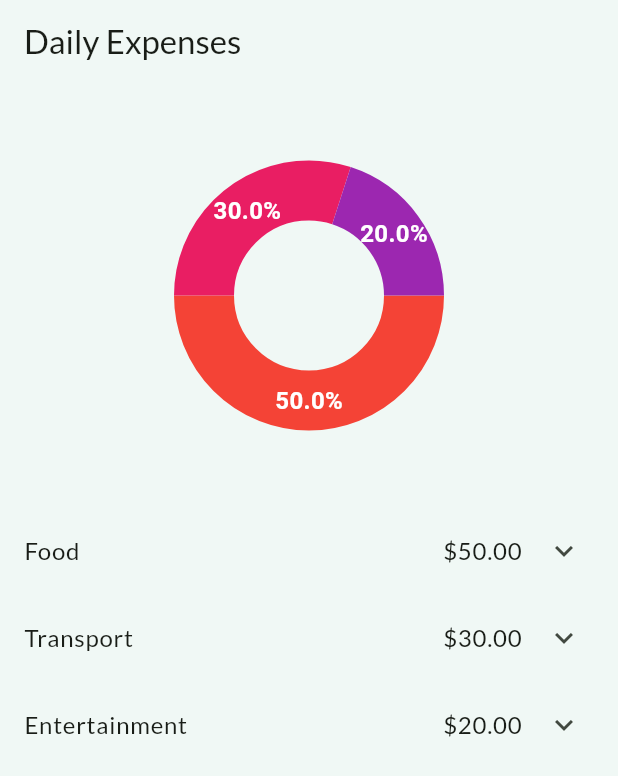
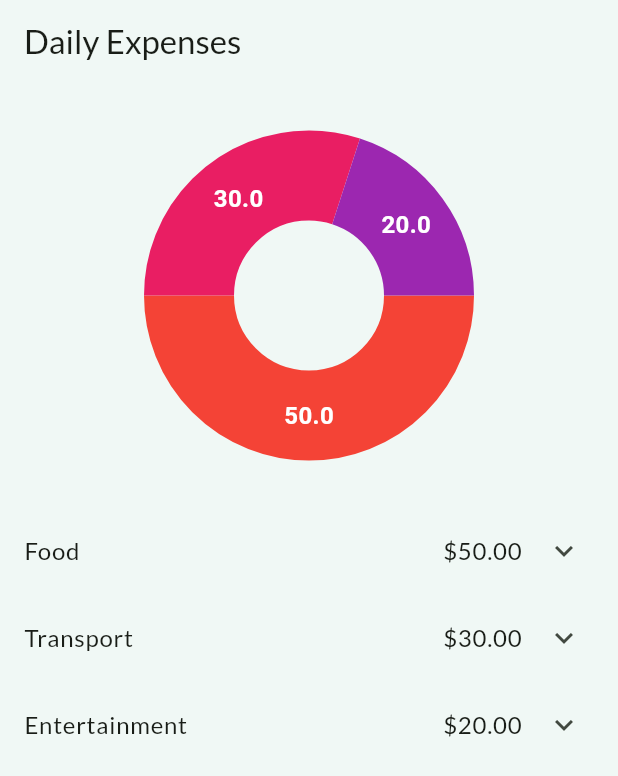
Before and after one commit to klouzhenk/finance_tracker, a Flutter app: the screen it shows after launch, on a phone screen of 412 x 824 dp. Shown: the top 776 px of the screen. Run offline on Flutter 3.47's test engine with Material 3 defaults, Android fonts, the phone set to English and light mode, and no system bars; drawn by our look-alikes of fl_chart; our stand-ins replace google_fonts, sqflite; accounts and stored records are empty.

Commit message:
Create components for elements in list with expenses and piechart

```diff
--- /dev/null
+++ b/lib/components/expense_tile.dart
@@ -0,0 +1,27 @@
+import 'package:finance_tracker/models/expense.dart';
+import 'package:flutter/material.dart';
+
+class ExpenseTile extends StatelessWidget {
+  const ExpenseTile({super.key, required this.expense});
+
+  final Expense expense;
+
+  @override
+  Widget build(BuildContext context) {
+    return ExpansionTile(
+      title: Row(
+        mainAxisAlignment: MainAxisAlignment.spaceBetween,
+        children: [
+          Text(expense.title),
+          Text('\$${expense.amount.toStringAsFixed(2)}'),
+        ],
+      ),
+      children: [
+        ListTile(
+          title: Text('Category: ${expense.category}'),
+          subtitle: Text('Date: ${expense.date}'),
+        ),
+      ],
+    );
+  }
+}
--- /dev/null
+++ b/lib/components/pie_chart.dart
@@ -0,0 +1,26 @@
+import 'package:fl_chart/fl_chart.dart';
+import 'package:flutter/material.dart';
+
+class ExpensePieChart extends StatelessWidget {
+  final List<PieChartSectionData> sections;
+
+  const ExpensePieChart({super.key, required this.sections});
+
+  @override
+  Widget build(BuildContext context) {
+    return Padding(
+      padding: const EdgeInsets.all(16.0),
+      child: SizedBox(
+        height: 250,
+        child: PieChart(
+          PieChartData(
+            sections: sections,
+            borderData: FlBorderData(show: false),
+            sectionsSpace: 0,
+            centerSpaceRadius: 50,
+          ),
+        ),
+      ),
+    );
+  }
+}
--- /dev/null
+++ b/lib/models/expense.dart
@@ -0,0 +1,8 @@
+class Expense {
+  final String title;
+  final double amount;
+  final String category;
+  final String date;
+
+  Expense(this.title, this.amount, this.category, this.date);
+}
--- a/lib/pages/expenses.dart
+++ b/lib/pages/expenses.dart
@@ -1,5 +1,8 @@
+import 'package:finance_tracker/components/expense_tile.dart';
+import 'package:finance_tracker/components/pie_chart.dart';
+import 'package:finance_tracker/models/expense.dart';
+import 'package:fl_chart/fl_chart.dart';
 import 'package:flutter/material.dart';
-import 'package:fl_chart/fl_chart.dart';
 
 class ExpensePage extends StatelessWidget {
   ExpensePage({super.key});
@@ -10,9 +13,7 @@ class ExpensePage extends StatelessWidget {
     Expense('Entertainment', 20, 'Movie ticket', '2024-11-12'),
   ];
 
-  @override
-  Widget build(BuildContext context) {
-    // Підготовка даних для пайчарту
+  List<PieChartSectionData> _prepareChartData() {
     List<PieChartSectionData> sections = [];
     double totalAmount = 0;
     Map<String, double> data = {};
@@ -26,8 +27,8 @@ class ExpensePage extends StatelessWidget {
         PieChartSectionData(
           value: amount,
           color: Colors.primaries[sections.length % Colors.primaries.length],
-          title: '${((amount / totalAmount) * 100).toStringAsFixed(1)}%',
-          radius: 40,
+          title: amount.toString(),
+          radius: 60,
           titleStyle: const TextStyle(
             fontSize: 16,
             fontWeight: FontWeight.bold,
@@ -36,34 +37,22 @@ class ExpensePage extends StatelessWidget {
         ),
       );
     });
+    return sections;
+  }
 
+  @override
+  Widget build(BuildContext context) {
     return Scaffold(
       appBar: AppBar(
         title: const Text('Daily Expenses'),
       ),
       body: SingleChildScrollView(
-        // Використовуємо SingleChildScrollView для прокручування
         child: Column(
           children: [
-            // Пайчарт
-            Padding(
-              padding: const EdgeInsets.all(16.0),
-              child: Container(
-                height: 250, // Встановлюємо висоту пайчарту
-                child: PieChart(
-                  PieChartData(
-                    sections: sections,
-                    borderData: FlBorderData(show: false),
-                    sectionsSpace: 0,
-                    centerSpaceRadius: 50,
-                  ),
-                ),
-              ),
-            ),
-            // Список витрат
+            ExpensePieChart(sections: _prepareChartData()),
             ListView.builder(
-              shrinkWrap:
-                  true, // Задаємо shrinkWrap для ListView, щоб він займав лише необхідний простір
+              shrinkWrap: true,
+              physics: const NeverScrollableScrollPhysics(),
               itemCount: expenses.length,
               itemBuilder: (context, index) {
                 return ExpenseTile(expense: expenses[index]);
@@ -75,37 +64,3 @@ class ExpensePage extends StatelessWidget {
     );
   }
 }
-
-class Expense {
-  final String title;
-  final double amount;
-  final String category;
-  final String date;
-
-  Expense(this.title, this.amount, this.category, this.date);
-}
-
-class ExpenseTile extends StatelessWidget {
-  final Expense expense;
-
-  const ExpenseTile({Key? key, required this.expense}) : super(key: key);
-
-  @override
-  Widget build(BuildContext context) {
-    return ExpansionTile(
-      title: Row(
-        mainAxisAlignment: MainAxisAlignment.spaceBetween,
-        children: [
-          Text(expense.title),
-          Text('\$${expense.amount.toStringAsFixed(2)}'),
-        ],
-      ),
-      children: [
-        ListTile(
-          title: Text('Category: ${expense.category}'),
-          subtitle: Text('Date: ${expense.date}'),
-        ),
-      ],
-    );
-  }
-}
```
